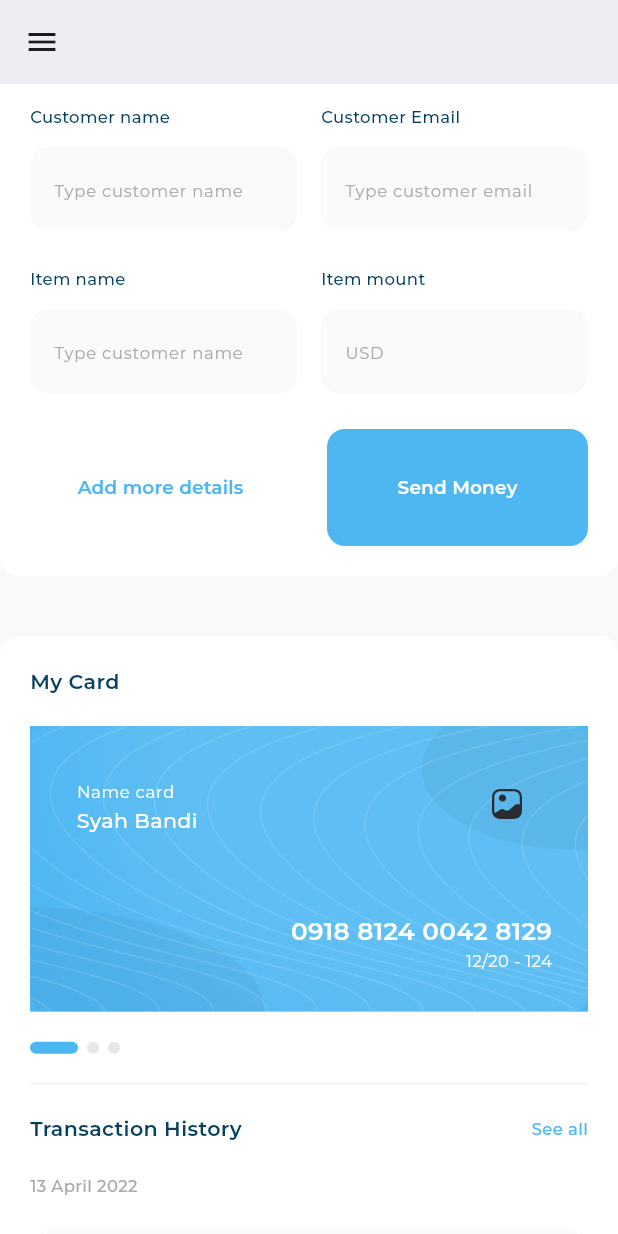
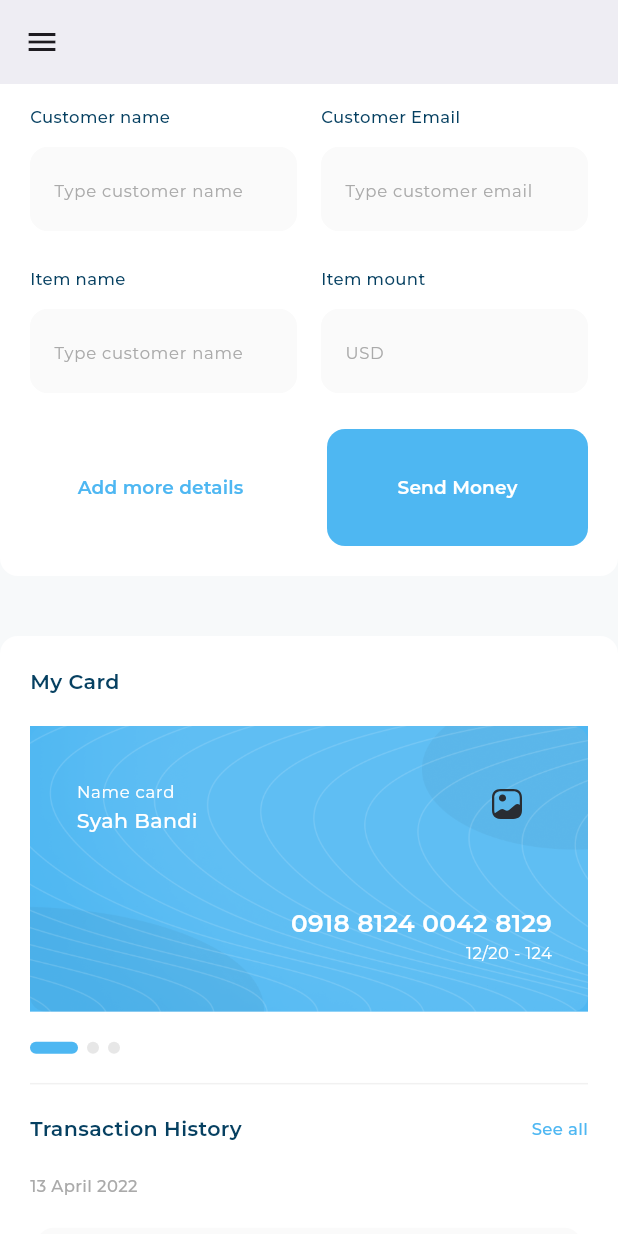
Before and after one commit to AmrMohamed97/adaptive_dash_board, a Flutter app: the screen it shows after launch, scrolled down 576 dp, on a phone screen of 412 x 824 dp. Run offline on Flutter 3.47's test engine with Material 3 defaults, Android fonts, the phone set to English and light mode, and no system bars; drawn by our look-alikes of expandable_page_view; our stand-ins replace fl_chart, flutter_svg; project files that could hold a hidden picture were left out.

Commit message:
first version

```diff
--- a/lib/views/widgets/my_card.dart
+++ b/lib/views/widgets/my_card.dart
@@ -24,11 +24,13 @@ class MyCard extends StatelessWidget {
             contentPadding: const EdgeInsets.only(left: 31, right: 42, top: 16),
             title: Text(
               'Name card',
-              style: AppStyles.styleRegular16(context).copyWith(color: Colors.white),
+              style: AppStyles.styleRegular16(context)
+                  .copyWith(color: Colors.white),
             ),
             subtitle: Text(
               'Syah Bandi',
-              style: AppStyles.styleMedium20(context).copyWith(color: Colors.white),
+              style: AppStyles.styleMedium20(context)
+                  .copyWith(color: Colors.white),
             ),
             trailing: SvgPicture.asset(Assets.imagesMyCardIcon),
           ),
@@ -40,17 +42,18 @@ class MyCard extends StatelessWidget {
               children: [
                 Text(
                   '0918 8124 0042 8129',
-                  style:
-                      AppStyles.styleSemiBold24(context).copyWith(color: Colors.white),
+                  style: AppStyles.styleSemiBold24(context)
+                      .copyWith(color: Colors.white),
                 ),
                 Text(
                   '12/20 - 124',
-                  style: AppStyles.styleRegular16(context).copyWith(color: Colors.white),
+                  style: AppStyles.styleRegular16(context)
+                      .copyWith(color: Colors.white),
                 ),
-                const SizedBox(height: 26),
               ],
             ),
           ),
+          const Flexible(child: SizedBox(height: 26)),
         ]),
       ),
     );
```
